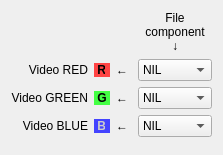
First picture: the form in Code/Common/mvdColorSetupWidget.ui, repository orfeotoolbox/OTB, before the edit.
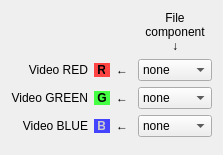
Second picture: the form after the edit.

Commit message: ENH: Added ColorSetupWidget::Set/GetCurrentIndex(); Documented ColorSetupWidget; Initialized ColorSetupWidget and VectorImageModel::Settings with ImageMetadataInterface::GetDefaultDisplay() on File/Load.

```diff
--- a/Code/Common/mvdColorSetupWidget.ui
+++ b/Code/Common/mvdColorSetupWidget.ui
@@ -91,7 +91,7 @@
        </property>
        <item>
         <property name="text">
-         <string>NIL</string>
+         <string>none</string>
         </property>
        </item>
        <item>
@@ -170,7 +170,7 @@
        </property>
        <item>
         <property name="text">
-         <string>NIL</string>
+         <string>none</string>
         </property>
        </item>
        <item>
@@ -249,7 +249,7 @@
        </property>
        <item>
         <property name="text">
-         <string>NIL</string>
+         <string>none</string>
         </property>
        </item>
        <item>
```
The commit also changes 7 other files.
